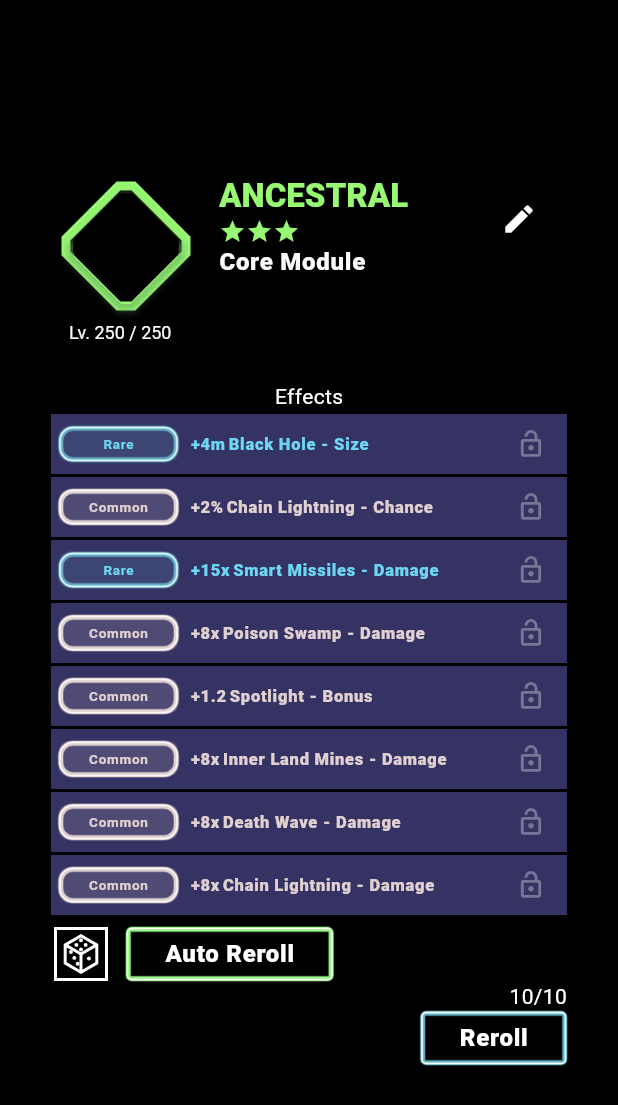
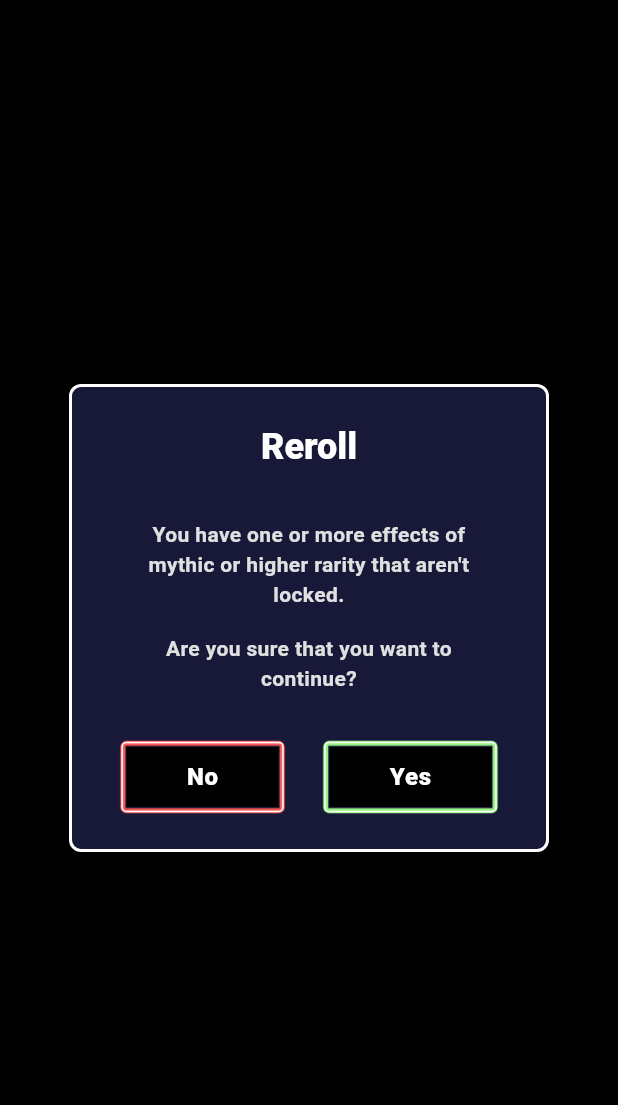
Before and after one commit to szepeshazi/tower_modules, a Flutter app: the screen it shows after launch, after a tap on "Reroll", on a phone screen of 412 x 824 dp. Shown: the top 1105 px of the screen. Run offline on Flutter 3.47's test engine with Material 3 defaults, Android fonts, the phone set to English and light mode, and no system bars; our stand-ins replace google_fonts; Roboto replaces fonts that are missing (Play).

Commit message:
enlocked effect warning

```diff
--- a/lib/main.dart
+++ b/lib/main.dart
@@ -21,9 +21,7 @@ class MyApp extends StatelessWidget {
         colorScheme: ColorScheme.fromSeed(
           seedColor: Colors.deepPurple,
           brightness: Brightness.dark,
-          background: Colors.black,
           surface: Colors.black,
-          onBackground: Colors.white,
           onSurface: Colors.white,
           primary: Colors.deepPurple,
           onPrimary: Colors.white,
@@ -33,7 +31,7 @@ class MyApp extends StatelessWidget {
         scaffoldBackgroundColor: Colors.black,
         canvasColor: Colors.black,
         cardColor: Colors.black,
-        dialogBackgroundColor: Colors.black,
+        dialogTheme: const DialogTheme(backgroundColor: Colors.black),
         appBarTheme: const AppBarTheme(
           backgroundColor: Colors.black,
           foregroundColor: Colors.white,
@@ -45,21 +43,21 @@ class MyApp extends StatelessWidget {
           displayColor: Colors.white,
         ),
         elevatedButtonTheme: ElevatedButtonThemeData(
-          style: ElevatedButton.styleFrom(
-            backgroundColor: Colors.black,
-            foregroundColor: Colors.white,
-            textStyle: const TextStyle(color: Colors.white),
+          style: ButtonStyle(
+            backgroundColor: WidgetStatePropertyAll(Colors.black),
+            foregroundColor: WidgetStatePropertyAll(Colors.white),
+            textStyle: WidgetStatePropertyAll(TextStyle(color: Colors.white)),
           ),
         ),
         textButtonTheme: TextButtonThemeData(
-          style: TextButton.styleFrom(
-            foregroundColor: Colors.white,
+          style: ButtonStyle(
+            foregroundColor: WidgetStatePropertyAll(Colors.white),
           ),
         ),
         outlinedButtonTheme: OutlinedButtonThemeData(
-          style: OutlinedButton.styleFrom(
-            foregroundColor: Colors.white,
-            side: const BorderSide(color: Colors.white),
+          style: ButtonStyle(
+            foregroundColor: WidgetStatePropertyAll(Colors.white),
+            side: WidgetStatePropertyAll(BorderSide(color: Colors.white)),
           ),
         ),
         iconTheme: const IconThemeData(color: Colors.white),
--- a/lib/model/module_spec.dart
+++ b/lib/model/module_spec.dart
@@ -143,7 +143,7 @@ enum SubEffect {
   ilmq(name: 'Inner Land Mines - Quantity'),
   ilmc(name: 'Inner Land Mines - Cooldown', unit: Unit.seconds),
   psd(name: 'Poison Swamp - Damage', unit: Unit.multiplier),
-  psqu(name: 'Poison Swamp - Duration', unit: Unit.seconds),
+  psdu(name: 'Poison Swamp - Duration', unit: Unit.seconds),
   psc(name: 'Poison Swamp - Cooldown', unit: Unit.seconds),
   cld(name: 'Chain Lightning - Damage', unit: Unit.multiplier),
   clq(name: 'Chain Lightning - Quantity'),
@@ -597,7 +597,7 @@ const subEffectMatrix = <ModuleType, Map<Rarity, List<SlotValue>>>{
         negative: true,
       ),
       SlotValue(effect: SubEffect.psd, rarity: Rarity.legendary, bonus: '50'),
-      SlotValue(effect: SubEffect.psqu, rarity: Rarity.legendary, bonus: '2'),
+      SlotValue(effect: SubEffect.psdu, rarity: Rarity.legendary, bonus: '2'),
       SlotValue(
         effect: SubEffect.psc,
         rarity: Rarity.legendary,
@@ -660,7 +660,7 @@ const subEffectMatrix = <ModuleType, Map<Rarity, List<SlotValue>>>{
         negative: true,
       ),
       SlotValue(effect: SubEffect.psd, rarity: Rarity.mythic, bonus: '100'),
-      SlotValue(effect: SubEffect.psqu, rarity: Rarity.mythic, bonus: '5'),
+      SlotValue(effect: SubEffect.psdu, rarity: Rarity.mythic, bonus: '5'),
       SlotValue(
         effect: SubEffect.psc,
         rarity: Rarity.mythic,
@@ -685,7 +685,7 @@ const subEffectMatrix = <ModuleType, Map<Rarity, List<SlotValue>>>{
       SlotValue(
         effect: SubEffect.bhc,
         rarity: Rarity.ancestral,
-        bonus: '-4',
+        bonus: '4',
         negative: true,
       ),
       SlotValue(effect: SubEffect.slb, rarity: Rarity.ancestral, bonus: '20'),
@@ -723,7 +723,7 @@ const subEffectMatrix = <ModuleType, Map<Rarity, List<SlotValue>>>{
         negative: true,
       ),
       SlotValue(effect: SubEffect.psd, rarity: Rarity.ancestral, bonus: '250'),
-      SlotValue(effect: SubEffect.psqu, rarity: Rarity.ancestral, bonus: '10'),
+      SlotValue(effect: SubEffect.psdu, rarity: Rarity.ancestral, bonus: '10'),
       SlotValue(
         effect: SubEffect.psc,
         rarity: Rarity.ancestral,
--- a/lib/state/module_state_notifier.dart
+++ b/lib/state/module_state_notifier.dart
@@ -17,6 +17,7 @@ class ModuleStateNotifier extends Notifier<ModuleState> {
           rarity: state.rarity,
           level: state.level,
           effects: effects,
+          showWarning: true,
         ),
       );
     });
@@ -45,6 +46,8 @@ class ModuleStateNotifier extends Notifier<ModuleState> {
         _removeFromEffectPool(effect.slotValue);
       }
     }
+    final unavailableRarities = Rarity.values.where((r) => r.index > state.rarity.index);
+    unavailableRarities.forEach(availableSubEffects.remove);
   }
 
   bool _hasValuableEffect() {
--- /dev/null
+++ b/lib/widgets/common/glowing_border_button_widget.dart
@@ -0,0 +1,32 @@
+import 'package:flutter/material.dart';
+import 'package:tower_modules/widgets/common/glowing_border_chip_widget.dart';
+
+class GlowingBorderButtonWidget extends StatelessWidget {
+  const GlowingBorderButtonWidget({
+    super.key,
+    required this.baseColor,
+    required this.accentColor,
+    required this.borderRadius,
+    required this.child,
+    required this.onTap,
+  });
+
+  final Color baseColor;
+  final Color accentColor;
+  final int borderRadius;
+  final Widget child;
+  final VoidCallback onTap;
+
+  @override
+  Widget build(BuildContext context) {
+    return GlowingBorderChipWidget(
+      baseColor: baseColor,
+      accentColor: accentColor,
+      borderRadius: borderRadius,
+      child: Padding(
+        padding: EdgeInsets.all(borderRadius.toDouble()),
+        child: Material(child: InkWell(onTap: onTap, child: child)),
+      ),
+    );
+  }
+}
--- /dev/null
+++ b/lib/widgets/common/glowing_border_chip_widget.dart
@@ -0,0 +1,79 @@
+import 'package:flutter/material.dart';
+
+class GlowingBorderChipWidget extends StatelessWidget {
+  const GlowingBorderChipWidget({
+    super.key,
+    required this.baseColor,
+    required this.accentColor,
+    required this.borderRadius,
+    required this.child,
+  });
+
+  final Color baseColor;
+  final Color accentColor;
+  final int borderRadius;
+  final Widget child;
+
+  @override
+  Widget build(BuildContext context) {
+    return CustomPaint(
+      painter: GlowingBorderPainter(
+        borderRadius: borderRadius,
+        baseColor: baseColor,
+        accentColor: accentColor,
+      ),
+      child: child,
+    );
+  }
+}
+
+class GlowingBorderPainter extends CustomPainter {
+  GlowingBorderPainter({
+    required this.borderRadius,
+    required this.baseColor,
+    required this.accentColor,
+  });
+
+  final int borderRadius;
+  final Color baseColor;
+  final Color accentColor;
+
+  @override
+  void paint(Canvas canvas, Size size) {
+    final colorWheel = [
+      baseColor.withAlpha(100),
+      baseColor,
+      Colors.white,
+      Colors.white,
+      accentColor,
+      baseColor,
+      baseColor.withAlpha(100),
+    ];
+    final double minRadius = borderRadius - colorWheel.length / 2;
+    for (int i = 0; i < colorWheel.length; i++) {
+      final double inset = i / 2.0;
+      final rect = Rect.fromLTWH(
+        inset,
+        inset,
+        size.width - 2 * inset,
+        size.height - 2 * inset,
+      );
+      final rRect = RRect.fromRectAndRadius(
+        rect,
+        Radius.circular(
+          borderRadius -
+              (borderRadius - minRadius) * (i / (colorWheel.length - 1)),
+        ),
+      );
+      final paint =
+          Paint()
+            ..color = colorWheel[i]
+            ..style = PaintingStyle.stroke
+            ..strokeWidth = 1;
+      canvas.drawRRect(rRect, paint);
+    }
+  }
+
+  @override
+  bool shouldRepaint(covariant CustomPainter oldDelegate) => false;
+}
--- a/lib/widgets/effects/auto_reroll_widget.dart
+++ b/lib/widgets/effects/auto_reroll_widget.dart
@@ -1,8 +1,8 @@
 import 'package:flutter/material.dart';
 import 'package:tower_modules/model/module_colors.dart';
 import 'package:tower_modules/model/module_spec.dart';
+import 'package:tower_modules/widgets/common/glowing_border_button_widget.dart';
 import 'package:tower_modules/widgets/effects/dice_icon_widget.dart';
-import 'package:tower_modules/widgets/effects/rarity_chip_widget.dart';
 
 class AutoRerollWidget extends StatelessWidget {
   const AutoRerollWidget({super.key});
@@ -11,15 +11,6 @@ class AutoRerollWidget extends StatelessWidget {
   Widget build(BuildContext context) {
     final baseColor = ModuleColor.forRarity(Rarity.ancestral).base;
     final accentColor = ModuleColor.forRarity(Rarity.ancestral).accent;
-    final colorWheel = [
-      baseColor.withAlpha(100),
-      baseColor,
-      Colors.white,
-      Colors.white,
-      accentColor,
-      baseColor,
-      baseColor.withAlpha(100),
-    ];
 
     final style = Theme.of(
       context,
@@ -30,22 +21,14 @@ class AutoRerollWidget extends StatelessWidget {
         SizedBox(width: 2),
         DiceIconWidget(),
         SizedBox(width: 12),
-        CustomPaint(
-          painter: GlowingBorderPainter(
-            colorWheel: colorWheel,
-            borderRadius: 4,
-          ),
+        GlowingBorderButtonWidget(
+          baseColor: baseColor,
+          accentColor: accentColor,
+          borderRadius: 4,
+          onTap: () {},
           child: Padding(
-            padding: EdgeInsets.all(4),
-            child: Material(
-              child: InkWell(
-                onTap: () {},
-                child: Padding(
-                  padding: EdgeInsets.symmetric(horizontal: 22, vertical: 2),
-                  child: Text('Auto Reroll', style: style),
-                ),
-              ),
-            ),
+            padding: EdgeInsets.symmetric(horizontal: 22, vertical: 2),
+            child: Text('Auto Reroll', style: style),
           ),
         ),
       ],
--- a/lib/widgets/effects/manual_reroll_widget.dart
+++ b/lib/widgets/effects/manual_reroll_widget.dart
@@ -3,7 +3,7 @@ import 'package:tower_modules/core/vault_provider.dart';
 import 'package:tower_modules/model/module_colors.dart';
 import 'package:tower_modules/model/module_spec.dart';
 import 'package:tower_modules/state/module_state_notifier.dart';
-import 'package:tower_modules/widgets/effects/rarity_chip_widget.dart';
+import 'package:tower_modules/widgets/common/glowing_border_button_widget.dart';
 
 class ManualRerollWidget extends StatelessWidget {
   const ManualRerollWidget({super.key});
@@ -13,15 +13,6 @@ class ManualRerollWidget extends StatelessWidget {
     final bloc = VaultProvider.of(context).vault.get<ModuleStateNotifier>();
     final baseColor = ModuleColor.forRarity(Rarity.rare).base;
     final accentColor = ModuleColor.forRarity(Rarity.rare).accent;
-    final colorWheel = [
-      baseColor.withAlpha(100),
-      baseColor,
-      Colors.white,
-      Colors.white,
-      accentColor,
-      baseColor,
-      baseColor.withAlpha(100),
-    ];
 
     final style = Theme.of(
       context,
@@ -30,22 +21,14 @@ class ManualRerollWidget extends StatelessWidget {
     return Row(
       children: [
         Spacer(),
-        CustomPaint(
-          painter: GlowingBorderPainter(
-            colorWheel: colorWheel,
-            borderRadius: 4,
-          ),
+        GlowingBorderButtonWidget(
+          baseColor: baseColor,
+          accentColor: accentColor,
+          borderRadius: 4,
+          onTap: bloc.rollUnlockedSlots,
           child: Padding(
-            padding: EdgeInsets.all(4),
-            child: Material(
-              child: InkWell(
-                onTap: bloc.rollUnlockedSlots,
-                child: Padding(
-                  padding: EdgeInsets.symmetric(horizontal: 22, vertical: 2),
-                  child: Text('Reroll', style: style),
-                ),
-              ),
-            ),
+            padding: EdgeInsets.symmetric(horizontal: 22, vertical: 2),
+            child: Text('Reroll', style: style),
           ),
         ),
       ],
--- a/lib/widgets/effects/rarity_chip_widget.dart
+++ b/lib/widgets/effects/rarity_chip_widget.dart
@@ -1,6 +1,7 @@
 import 'package:flutter/material.dart';
 import 'package:tower_modules/model/module_colors.dart';
 import 'package:tower_modules/state/effect_state.dart';
+import 'package:tower_modules/widgets/common/glowing_border_chip_widget.dart';
 
 class RarityChipWidget extends StatelessWidget {
   const RarityChipWidget({super.key, required this.value});
@@ -12,19 +13,13 @@ class RarityChipWidget extends StatelessWidget {
     final rarity = value.slotValue.rarity;
     final baseColor = ModuleColor.forRarity(rarity).base;
     final accentColor = ModuleColor.forRarity(rarity).accent;
-    final colorWheel = [
-      baseColor.withAlpha(100),
-      baseColor,
-      Colors.white,
-      Colors.white,
-      accentColor,
-      baseColor,
-      baseColor.withAlpha(100),
-    ];
+
     return Padding(
       padding: const EdgeInsets.symmetric(horizontal: 3, vertical: 4),
-      child: CustomPaint(
-        painter: GlowingBorderPainter(colorWheel: colorWheel, borderRadius: 10),
+      child: GlowingBorderChipWidget(
+        borderRadius: 10,
+        baseColor: baseColor,
+        accentColor: accentColor,
         child: Container(
           decoration: BoxDecoration(
             color: baseColor.withAlpha(40),
@@ -47,41 +42,3 @@ class RarityChipWidget extends StatelessWidget {
     );
   }
 }
-
-class GlowingBorderPainter extends CustomPainter {
-  final List<Color> colorWheel;
-
-  GlowingBorderPainter({required this.colorWheel, required this.borderRadius});
-
-  final int borderRadius;
-
-  @override
-  void paint(Canvas canvas, Size size) {
-    final double minRadius = borderRadius - colorWheel.length / 2;
-    for (int i = 0; i < colorWheel.length; i++) {
-      final double inset = i / 2.0;
-      final rect = Rect.fromLTWH(
-        inset,
-        inset,
-        size.width - 2 * inset,
-        size.height - 2 * inset,
-      );
-      final rrect = RRect.fromRectAndRadius(
-        rect,
-        Radius.circular(
-          borderRadius -
-              (borderRadius - minRadius) * (i / (colorWheel.length - 1)),
-        ),
-      );
-      final paint =
-          Paint()
-            ..color = colorWheel[i]
-            ..style = PaintingStyle.stroke
-            ..strokeWidth = 1;
-      canvas.drawRRect(rrect, paint);
-    }
-  }
-
-  @override
-  bool shouldRepaint(covariant CustomPainter oldDelegate) => false;
-}
--- a/lib/widgets/effects/unlocked_effect_warning_widget.dart
+++ b/lib/widgets/effects/unlocked_effect_warning_widget.dart
@@ -1,6 +1,9 @@
 import 'package:flutter/material.dart';
+import 'package:tower_modules/model/module_colors.dart';
+import 'package:tower_modules/model/module_spec.dart';
 import 'package:tower_modules/state/module_state_notifier.dart';
-import 'package:tower_modules/widgets/overlay_widget.dart';
+import 'package:tower_modules/widgets/common/glowing_border_button_widget.dart';
+import 'package:tower_modules/widgets/common/overlay_widget.dart';
 
 class UnlockedEffectWarningWidget extends StatelessWidget {
   const UnlockedEffectWarningWidget({super.key, required this.bloc});
@@ -9,6 +12,15 @@ class UnlockedEffectWarningWidget extends StatelessWidget {
 
   @override
   Widget build(BuildContext context) {
+    final baseRejectColor = ModuleColor.forRarity(Rarity.mythic).base;
+    final accentRejectColor = ModuleColor.forRarity(Rarity.mythic).accent;
+    final baseAcceptColor = ModuleColor.forRarity(Rarity.ancestral).base;
+    final accentAcceptColor = ModuleColor.forRarity(Rarity.ancestral).accent;
+    final style = Theme.of(context).textTheme.bodyMedium?.copyWith(
+      fontWeight: FontWeight.w600,
+      color: Colors.grey.shade300,
+    );
+
     return Positioned.fill(
       child: OverlayWidget(
         top: 0,
@@ -20,40 +32,77 @@ class UnlockedEffectWarningWidget extends StatelessWidget {
             child: Container(
               width: 320,
               decoration: BoxDecoration(
-                border: Border.all(color: Colors.white),
+                border: Border.all(color: Colors.white, width: 2),
                 borderRadius: BorderRadius.circular(8),
+                color: Color(0xff181838),
               ),
-              padding: const EdgeInsets.all(24),
-              child: Padding(
-                padding: const EdgeInsets.all(12),
+              padding: const EdgeInsets.symmetric(horizontal: 32, vertical: 24),
               child: Column(
                 mainAxisSize: MainAxisSize.min,
                 children: [
                   Text(
                     'Reroll',
-                      style: Theme.of(context).textTheme.titleMedium,
+                    style: Theme.of(context).textTheme.headlineSmall
+                        ?.copyWith(fontWeight: FontWeight.w900),
+                  ),
+                  const SizedBox(height: 32),
+                  Text(
+                    'You have one or more effects of mythic or higher rarity that aren\'t locked.',
+                    style: style,
+                    textAlign: TextAlign.center,
                   ),
                   const SizedBox(height: 16),
-                    Text('You have one or more effects of mythic or higher rarity that aren\'t locked.'),
-                    const SizedBox(height: 16),
-                    Text('Are you sure that you want to continue?'),
+                  Text(
+                    'Are you sure that you want to continue?',
+                    style: style,
+                    textAlign: TextAlign.center,
+                  ),
+                  const SizedBox(height: 32),
                   Row(
                     mainAxisAlignment: MainAxisAlignment.center,
                     children: [
-                        TextButton(
-                          onPressed: bloc.dismissWarningDialog,
-                          child: const Text('No'),
+                      GlowingBorderButtonWidget(
+                        baseColor: baseRejectColor,
+                        accentColor: accentRejectColor,
+                        borderRadius: 4,
+                        onTap: bloc.dismissWarningDialog,
+                        child: Padding(
+                          padding: const EdgeInsets.symmetric(
+                            horizontal: 40,
+                            vertical: 8,
                           ),
-                        const SizedBox(width: 12),
-                        ElevatedButton(
-                          onPressed: bloc.skipEffectCheck,
-                          child: const Text('Yes'),
+                          child: Center(
+                            child: Text(
+                              'No',
+                              style: Theme.of(context).textTheme.bodyLarge
+                                  ?.copyWith(fontWeight: FontWeight.w900),
+                            ),
+                          ),
+                        ),
+                      ),
+                      const SizedBox(width: 26),
+                      GlowingBorderButtonWidget(
+                        baseColor: baseAcceptColor,
+                        accentColor: accentAcceptColor,
+                        borderRadius: 4,
+                        onTap: bloc.skipEffectCheck,
+                        child: Padding(
+                          padding: const EdgeInsets.symmetric(
+                            horizontal: 40,
+                            vertical: 8,
+                          ),
+                          child: Center(
+                            child: Text(
+                              'Yes',
+                              style: Theme.of(context).textTheme.bodyLarge
+                                  ?.copyWith(fontWeight: FontWeight.w900),
+                            ),
+                          ),
+                        ),
                       ),
                     ],
                   ),
-                    const SizedBox(height: 108),
                 ],
-                ),
               ),
             ),
           ),
```
Also changed, not shown: lib/core/list_utils.dart (deleted, +0 -7 lines), lib/state/module_editor_state.dart (added, +41 -0 lines), lib/widgets/module/module_type_editor_widget.dart (+11 -28 lines), lib/widgets/module/module_widget.dart (+3 -9 lines), lib/widgets/common/overlay_widget.dart (renamed from lib/widgets/overlay_widget.dart). Lines whose indentation alone changed are shown as unchanged.
